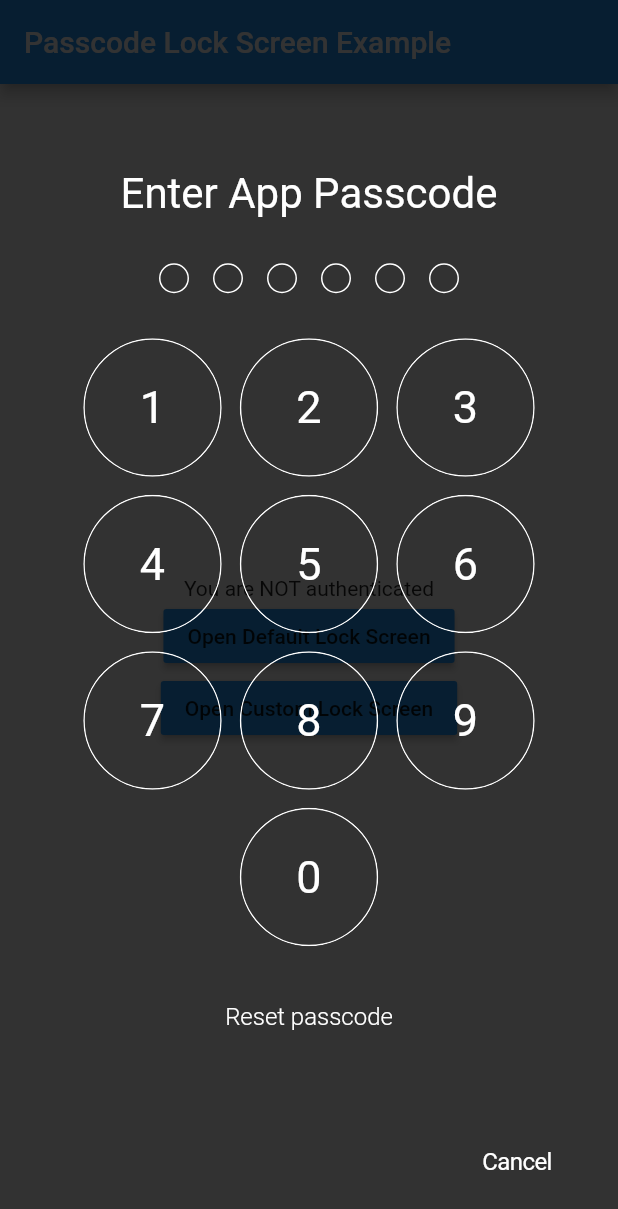
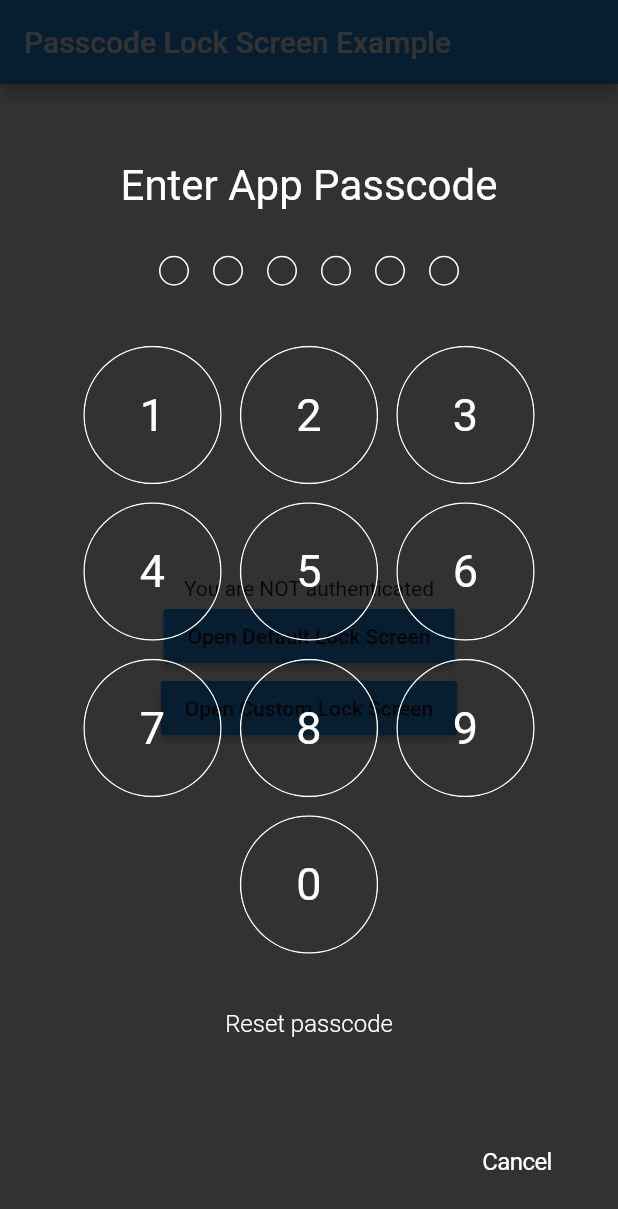
Before and after one commit to xPutnikx/flutter-passcode, a Flutter app: the screen it shows after launch, after a tap on "Open Default Lock Screen", on a phone screen of 412 x 824 dp. Shown: the top 1209 px of the screen. Run offline on Flutter 3.47's test engine with Material 2 defaults, Android fonts, the phone set to English and light mode, and no system bars.

Commit message:
Update keyboard.dart

```diff
--- a/lib/keyboard.dart
+++ b/lib/keyboard.dart
@@ -65,7 +65,7 @@ class Keyboard extends StatelessWidget {
     return Container(
       width: keyboardSize.width,
       height: keyboardSize.height,
-      margin: EdgeInsets.only(top: 16),
+      margin: EdgeInsets.only(top: 26),
       child: AlignedGrid(
         keyboardSize: keyboardSize,
         children: List.generate(10, (index) {
```
